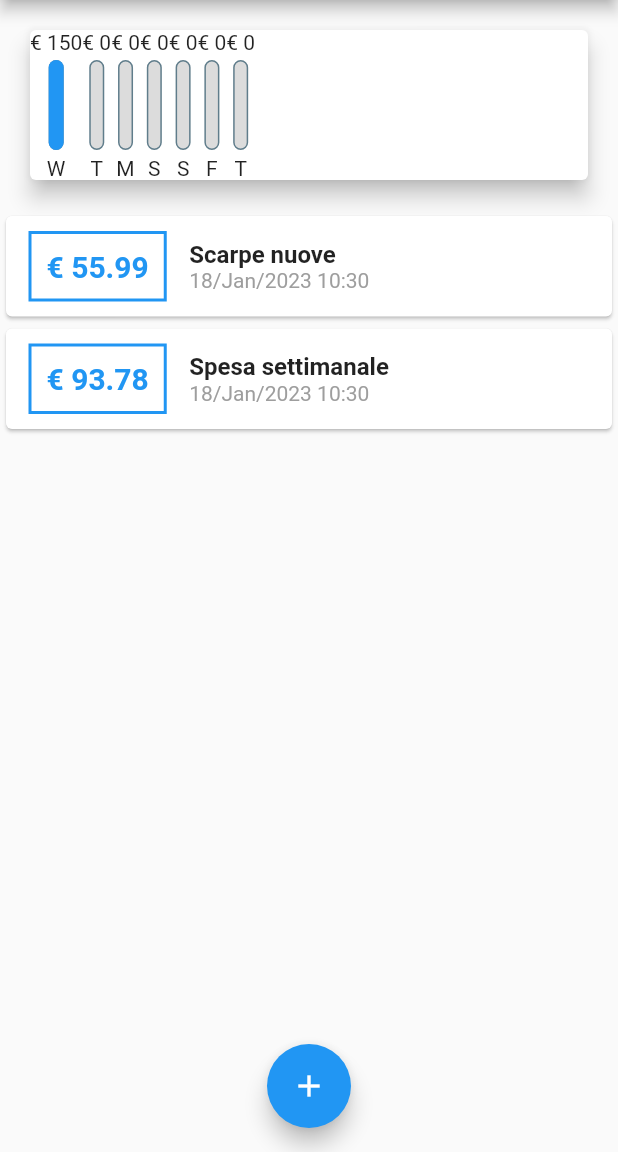
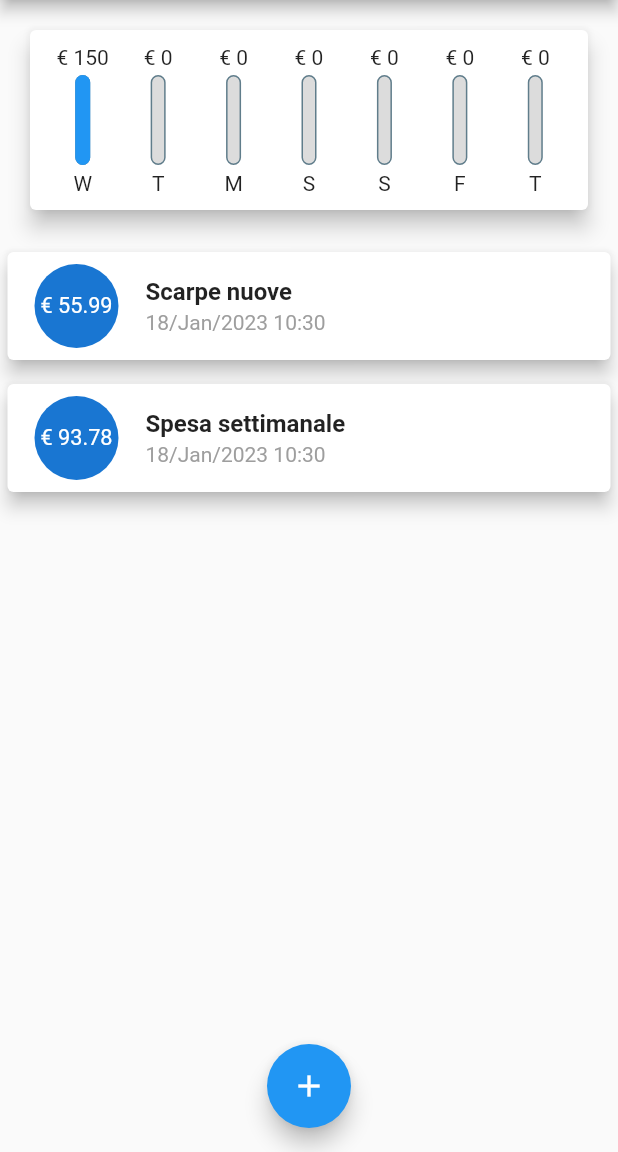
Before and after one commit to DavideIsaia/app_spese, a Flutter app: the screen it shows after launch, on a phone screen of 412 x 824 dp, the part 84-1236 px from its top. Run offline on Flutter 3.47's test engine with Material 2 defaults, Android fonts, the phone set to English and light mode, and no system bars.

Commit message:
cambiato stile nella lista transazioni

```diff
--- a/lib/widgets/chart.dart
+++ b/lib/widgets/chart.dart
@@ -39,11 +39,18 @@ class Chart extends StatelessWidget {
     return Card(
       elevation: 6,
       margin: EdgeInsets.all(20),
-      child: Row(
-        children: groupedTransacionValues.map((data) {
-          return ChartBar(data['day'] as String, data['amount'] as double,
-              (data['amount'] as double) / totalSpending);
-        }).toList(),
+      child: Container(
+        padding: EdgeInsets.all(10),
+        child: Row(
+          mainAxisAlignment: MainAxisAlignment.spaceAround,
+          children: groupedTransacionValues.map((data) {
+            return Flexible(
+              fit: FlexFit.tight,
+              child: ChartBar(data['day'] as String, data['amount'] as double,
+                  (data['amount'] as double) / totalSpending),
+            );
+          }).toList(),
+        ),
       ),
     );
   }
--- a/lib/widgets/chart_bar.dart
+++ b/lib/widgets/chart_bar.dart
@@ -11,7 +11,7 @@ class ChartBar extends StatelessWidget {
   Widget build(BuildContext context) {
     return Column(
       children: [
-        Text('€ ${spendingAmount.toStringAsFixed(0)}'),
+        FittedBox(child: Text('€ ${spendingAmount.toStringAsFixed(0)}')),
         SizedBox(
           height: 4,
         ),
--- a/lib/widgets/transaction_list.dart
+++ b/lib/widgets/transaction_list.dart
@@ -29,39 +29,32 @@ class TransactionList extends StatelessWidget {
           : ListView.builder(
               itemBuilder: (context, index) {
                 return Card(
-                  child: Row(
-                    children: <Widget>[
-                      Container(
-                        margin:
-                            EdgeInsets.symmetric(vertical: 10, horizontal: 15),
-                        decoration: BoxDecoration(
-                            border: Border.all(color: Colors.blue, width: 2)),
-                        padding: EdgeInsets.all(10),
+                  elevation: 5,
+                  margin: EdgeInsets.symmetric(
+                    vertical: 8,
+                    horizontal: 5,
+                  ),
+                  child: ListTile(
+                    leading: CircleAvatar(
+                      radius: 30,
+                      child: Padding(
+                        padding: EdgeInsets.all(6),
+                        child: FittedBox(
                           child: Text(
-                          '€ ${transactions[index].amount.toStringAsFixed(2)}',
-                          style: TextStyle(
-                            fontWeight: FontWeight.bold,
-                            fontSize: 20,
-                            color: Colors.blue,
+                              '€ ${transactions[index].amount.toStringAsFixed(2)}'),
                         ),
                       ),
                     ),
-                      Column(
-                        crossAxisAlignment: CrossAxisAlignment.start,
-                        children: <Widget>[
-                          Text(
+                    title: Text(
                       transactions[index].title,
-                            style: TextStyle(
-                                fontSize: 16, fontWeight: FontWeight.bold),
+                      style:
+                          TextStyle(fontSize: 16, fontWeight: FontWeight.bold),
                     ),
-                          Text(
+                    subtitle: Text(
                       DateFormat('dd/MMM/yyyy hh:mm')
                           .format(transactions[index].date),
                       style: TextStyle(color: Colors.grey),
-                          )
-                        ],
-                      )
-                    ],
+                    ),
                   ),
                 );
               },
```
Lines whose indentation alone changed are shown as unchanged.
